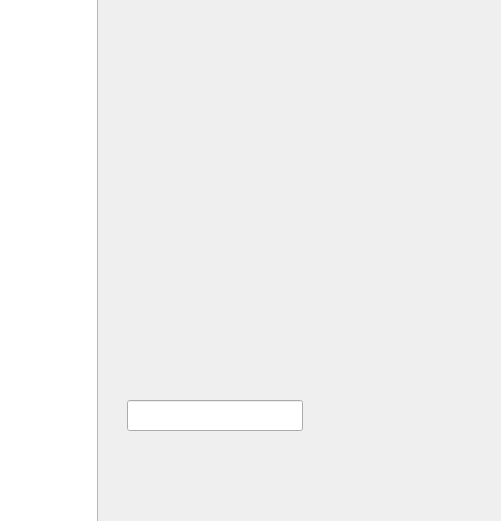
This is pos-fe/gui/tabs/cashiertab.ui in sadeqAlbana/Snono-ERP as Qt 5 draws it before an edit; both pictures show x 743 to 1244 and y 150 to 671 of the 1244 by 924 pixel window. The edited form follows.
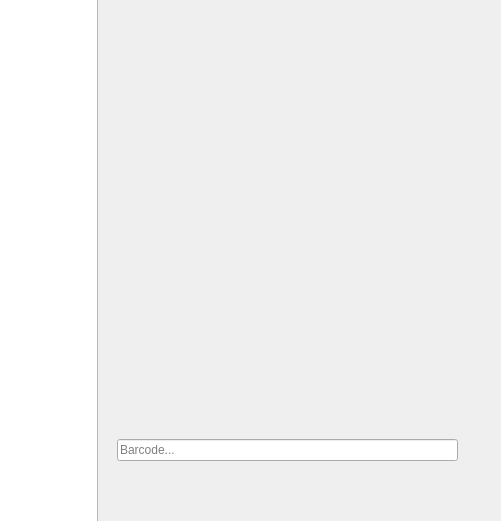
This is the edited form. Icons and pictures are not drawn. Custom widgets are drawn as their Qt base class.

What changed in the file:
```diff
--- a/pos-fe/gui/tabs/cashiertab.ui
+++ b/pos-fe/gui/tabs/cashiertab.ui
@@ -13,43 +13,6 @@
   <property name="windowTitle">
    <string>Form</string>
   </property>
-  <widget class="PosNumpad" name="posNumpad">
-   <property name="geometry">
-    <rect>
-     <x>860</x>
-     <y>210</y>
-     <width>301</width>
-     <height>311</height>
-    </rect>
-   </property>
-   <property name="toolTip">
-    <string>The current time</string>
-   </property>
-   <property name="whatsThis">
-    <string>The analog clock widget displays the current time.</string>
-   </property>
-  </widget>
-  <widget class="QLineEdit" name="BarcodeLE">
-   <property name="geometry">
-    <rect>
-     <x>870</x>
-     <y>550</y>
-     <width>176</width>
-     <height>31</height>
-    </rect>
-   </property>
-   <property name="sizePolicy">
-    <sizepolicy hsizetype="Preferred" vsizetype="Minimum">
-     <horstretch>0</horstretch>
-     <verstretch>0</verstretch>
-    </sizepolicy>
-   </property>
-   <property name="font">
-    <font>
-     <pointsize>15</pointsize>
-    </font>
-   </property>
-  </widget>
   <widget class="QWidget" name="layoutWidget">
    <property name="geometry">
     <rect>
@@ -267,6 +230,35 @@
     </item>
    </layout>
   </widget>
+  <widget class="QWidget" name="layoutWidget">
+   <property name="geometry">
+    <rect>
+     <x>860</x>
+     <y>210</y>
+     <width>341</width>
+     <height>401</height>
+    </rect>
+   </property>
+   <layout class="QVBoxLayout" name="verticalLayout_2">
+    <item>
+     <widget class="PosNumpad" name="posNumpad">
+      <property name="toolTip">
+       <string>The current time</string>
+      </property>
+      <property name="whatsThis">
+       <string>The analog clock widget displays the current time.</string>
+      </property>
+     </widget>
+    </item>
+    <item>
+     <widget class="QLineEdit" name="barcodeLE">
+      <property name="placeholderText">
+       <string>Barcode...</string>
+      </property>
+     </widget>
+    </item>
+   </layout>
+  </widget>
  </widget>
  <customwidgets>
   <customwidget>
```
Left out of the diff: 176 changed lines with no effect on the pictures.
